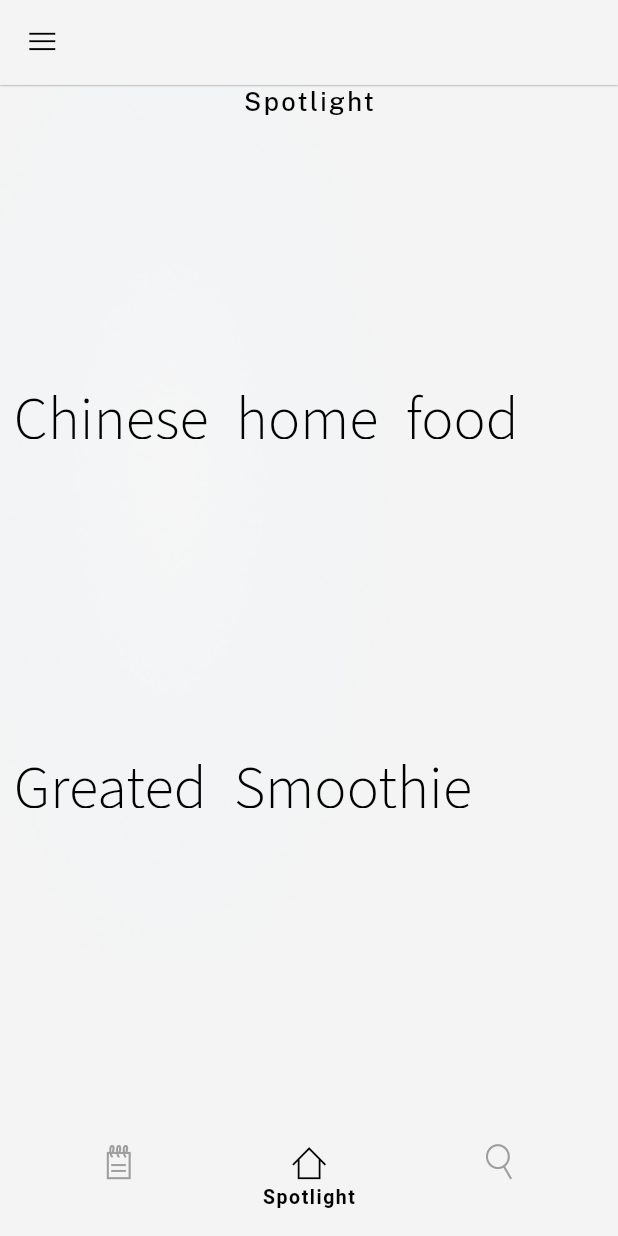
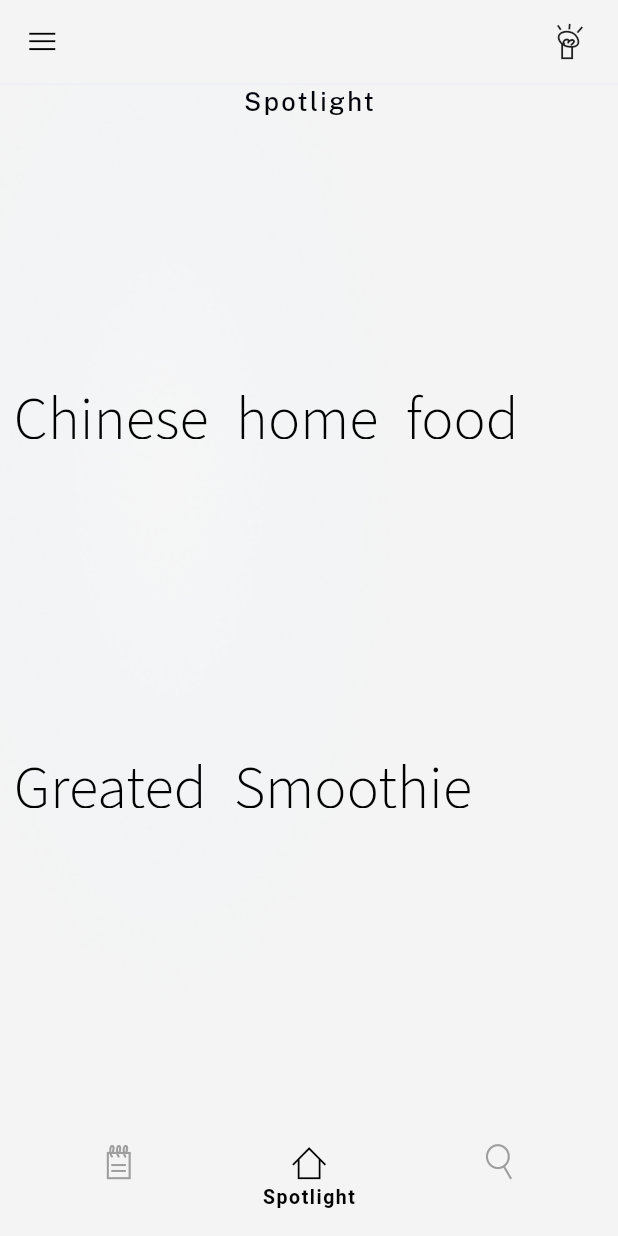
Before and after one commit to SotoArmando/appniceoogling_recipesspotlight, a Flutter app: the screen it shows after launch, on a phone screen of 412 x 824 dp. Run offline on Flutter 3.47's test engine with Material 2 defaults, Android fonts, the phone set to English and light mode, and no system bars; our stand-ins replace cached_network_image, google_fonts; missing offline and left inert: dart:html; network calls fail; Roboto replaces fonts that are missing (Lator).

Commit message:
Added bulb icon; approach libretes design invision

```diff
--- a/lib/convenientHorizontalScroller.dart
+++ b/lib/convenientHorizontalScroller.dart
@@ -9,11 +9,13 @@ import 'package:niceoogling/math.dart';
 class convenientHorizontalScroller extends StatefulWidget {
   double height;
   double width;
+  bool bottomspace;
   List<Recipe>? datalist;
   convenientHorizontalScroller({
     Key? key,
     this.height = coremeasure_1,
     this.width = coremeasure_1,
+    this.bottomspace = true,
     this.datalist,
   }) : super(key: key);
 
@@ -50,7 +52,7 @@ class _convenientHorizontalScrollerState
   @override
   Widget build(BuildContext context) {
     return Container(
-      margin: EdgeInsets.only(bottom: coremeasure_0),
+      margin: EdgeInsets.only(bottom: widget.bottomspace ? coremeasure_0 : 0),
       height: widget.height + labelsize,
       child: ListView.builder(
         cacheExtent: 3,
--- a/lib/homepage.dart
+++ b/lib/homepage.dart
@@ -35,11 +35,22 @@ class _HomepageState extends State<Homepage>
       child: ListView.builder(
         itemCount: 5,
         itemBuilder: (context, index) => [
-          Container(
-            height: coremeasure_2,
-            child:
-                Text("Spotlight", style: Theme.of(context).textTheme.headline2),
-            alignment: Alignment.center,
+          ShaderMask(
+            blendMode: BlendMode.srcIn,
+            shaderCallback: (Rect bounds) {
+              return const LinearGradient(
+                      colors: [Color(0xFF000511), Colors.black],
+                      tileMode: TileMode.mirror,
+                      begin: Alignment.topCenter,
+                      end: Alignment.bottomCenter)
+                  .createShader(bounds);
+            },
+            child: Container(
+              height: coremeasure_2,
+              child: Text("Spotlight",
+                  style: Theme.of(context).textTheme.headline2),
+              alignment: Alignment.center,
+            ),
           ),
           Container(
             padding: EdgeInsets.only(bottom: coremeasure_0 * 0.24),
--- a/lib/main.dart
+++ b/lib/main.dart
@@ -120,6 +120,8 @@ class _MyHomePageState extends State<MyHomePage> {
           preferredSize:
               Size.fromHeight(coremeasure_7), // here the desired height
           child: AppBar(
+            shape:
+                Border(bottom: BorderSide(color: Color(0xFFEEEEF5), width: 1)),
             leading: TextButton(
               child: Icon(group_17,
                   color: Colors.black, size: coremeasure_2 * 1.002575),
@@ -127,12 +129,14 @@ class _MyHomePageState extends State<MyHomePage> {
             ),
             backgroundColor: Color(0xFFf4f4f4),
             centerTitle: true,
-            elevation: 1 / pow(1.1875, 4.97),
+            elevation: 0,
+            shadowColor: Color(0xFFEEEEFF),
             actions: [
-              // TextButton(
-              //   child: Icon(Icons.light, color: Colors.black87),
-              //   onPressed: () => _scaffoldKey.currentState?.openDrawer(),
-              // ),
+              TextButton(
+                child: const Icon(group_1,
+                    size: coremeasure_2 * 1.003125, color: Colors.black87),
+                onPressed: () => _scaffoldKey.currentState?.openDrawer(),
+              ),
             ],
           )),
       body: PageView(
--- a/lib/math.dart
+++ b/lib/math.dart
@@ -34,8 +34,7 @@ const double coremeasure_0 = 17,
 
 const _kFontFam = 'MyFlutterApp';
 const String? _kFontPkg = null;
-
-const IconData group_22 =
+const IconData group_17 =
     IconData(0xe800, fontFamily: _kFontFam, fontPackage: _kFontPkg);
 const IconData group_18 =
     IconData(0xe801, fontFamily: _kFontFam, fontPackage: _kFontPkg);
@@ -43,5 +42,9 @@ const IconData group_19 =
     IconData(0xe802, fontFamily: _kFontFam, fontPackage: _kFontPkg);
 const IconData group_20 =
     IconData(0xe803, fontFamily: _kFontFam, fontPackage: _kFontPkg);
-const IconData group_17 =
+const IconData lightbulboutline =
     IconData(0xe804, fontFamily: _kFontFam, fontPackage: _kFontPkg);
+const IconData group_22 =
+    IconData(0xe805, fontFamily: _kFontFam, fontPackage: _kFontPkg);
+const IconData group_1 =
+    IconData(0xe806, fontFamily: _kFontFam, fontPackage: _kFontPkg);
```
Also changed, not shown: assets/flutter-icons-05f58403/config.json (+66 -32 lines), assets/flutter-icons-05f58403/my_flutter_app_icons.dart (+8 -2 lines), lib/libretepage.dart (+33 -17 lines), assets/flutter-icons-05f58403/fonts/MyFlutterApp.ttf.
